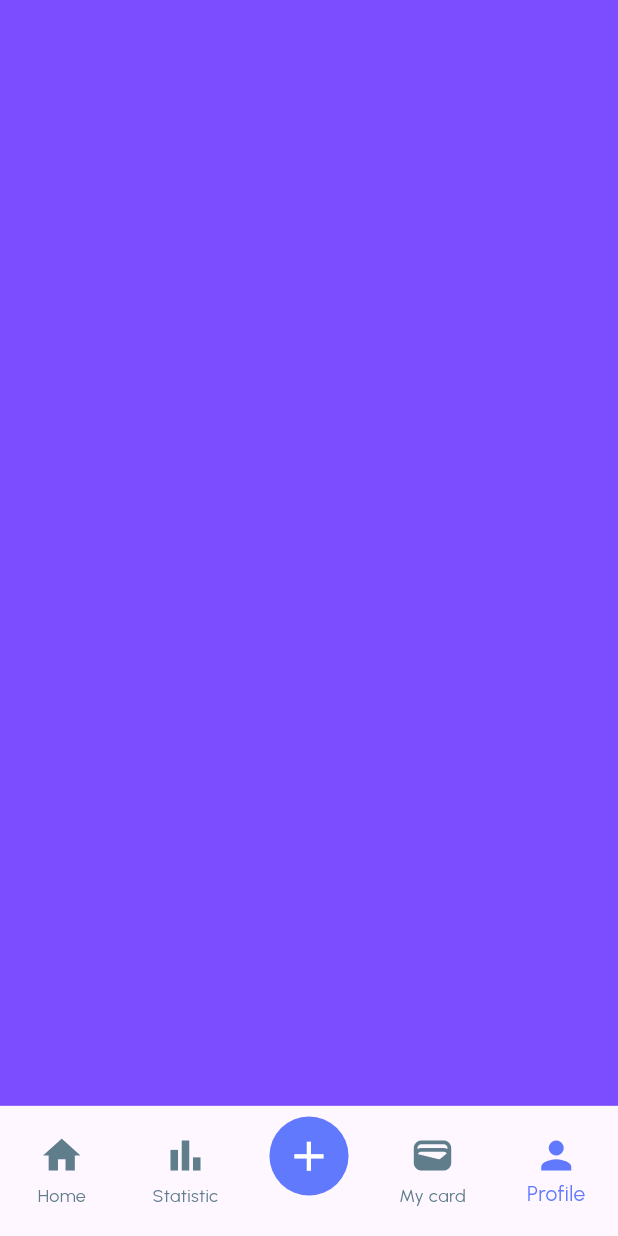
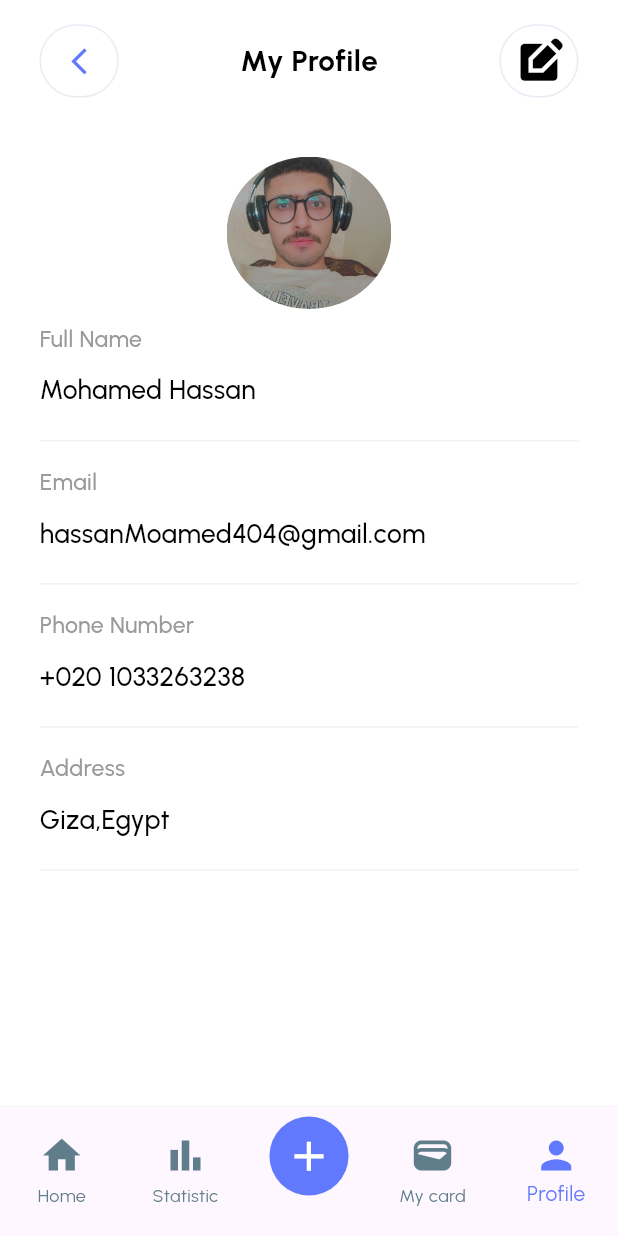
Before and after one commit to Moamed1010/finance_ui, a Flutter app: the MainScreen screen opened by its route, item 5 of the bottom bar chosen, on a phone screen of 412 x 824 dp. Run offline on Flutter 3.47's test engine with Material 3 defaults, Android fonts, the phone set to English and light mode, and no system bars; our stand-ins replace carousel_slider, dots_indicator, flutter_screenutil, flutter_svg, go_router, pin_code_fields.

Commit message:
feat: add profile screen and update routing for new features

```diff
--- a/lib/core/routing/app_routes.dart
+++ b/lib/core/routing/app_routes.dart
@@ -7,6 +7,6 @@ class AppRoutes {
   static const String passwordChangedScreen = '/passwordChangedScreen';
   static const String verifyOtpScreen = '/verifyOtpScreen';
   static const String mainScreen = '/mainScreen';
-  static const String cardScreen='/cardScreen';
-
+  static const String cardScreen = '/cardScreen';
+  static const String profileScreen = '/ProfileScreen';
 }
--- a/lib/core/routing/router_genration_config.dart
+++ b/lib/core/routing/router_genration_config.dart
@@ -1,4 +1,5 @@
 import 'package:financename/features/main/presentation/main_screen.dart';
+import 'package:financename/features/profile/presentation/profile_screen.dart';
 import 'package:go_router/go_router.dart';
 import '../../features/auth/presentation/screens/creat_new_password_screen.dart';
 import '../../features/auth/presentation/screens/forget_password_screen.dart';
@@ -59,6 +60,11 @@ class RouterGenrationConfig {
         name: AppRoutes.cardScreen,
         builder: (context, state) => const CardScreen(),
       ),
+      GoRoute(
+        path: AppRoutes.profileScreen,
+        name: AppRoutes.profileScreen,
+        builder: (context, state) => const ProfileScreen(),
+      ),
     ],
   );
 }
--- /dev/null
+++ b/lib/core/widgets/custom_app_bar.dart
@@ -0,0 +1,30 @@
+import 'package:flutter/widgets.dart';
+import 'package:flutter_screenutil/flutter_screenutil.dart';
+
+import '../../features/card/presentation/widgets/more_option_button.dart';
+import '../styling/app_styles.dart';
+import 'back_button_widget.dart';
+
+class CustomAppBar extends StatelessWidget {
+  const CustomAppBar({super.key, required this.title, required this.icon});
+  final String title;
+  final IconData icon;
+
+  @override
+  Widget build(BuildContext context) {
+    return Row(
+      mainAxisAlignment: MainAxisAlignment.spaceBetween,
+      children: [
+        BackButtonWidget(),
+        Text(
+          title,
+          style: AppStyles.black16w500Style.copyWith(
+            fontSize: 18.sp,
+            fontWeight: FontWeight.bold,
+          ),
+        ),
+        CustomAppBarrIcon(icon: icon),
+      ],
+    );
+  }
+}
--- a/lib/features/auth/presentation/screens/password_changed_screen.dart
+++ b/lib/features/auth/presentation/screens/password_changed_screen.dart
@@ -1,4 +1,3 @@
-
 import 'package:flutter/material.dart';
 import 'package:flutter_screenutil/flutter_screenutil.dart';
 import 'package:flutter_svg/svg.dart';
@@ -53,6 +52,13 @@ class PasswordChangedScreen extends StatelessWidget {
                     GoRouter.of(context).pushNamed(AppRoutes.loginScreen);
                   },
                 ),
+                const HeightSpace(10),
+                PrimaryButtonWidget(
+                  buttonText: 'Back to Welcome Page',
+                  onPressed: () {
+                    GoRouter.of(context).pushNamed(AppRoutes.onBoardingScreen);
+                  },
+                ),
               ],
             ),
           ),
--- a/lib/features/card/presentation/card_screen.dart
+++ b/lib/features/card/presentation/card_screen.dart
@@ -1,10 +1,9 @@
-import 'package:financename/core/styling/app_styles.dart';
 import 'package:financename/core/widgets/spacing_widget.dart';
 import 'package:flutter/material.dart';
 import 'package:flutter_screenutil/flutter_screenutil.dart';
-import '../../../core/widgets/back_button_widget.dart';
+import '../../../core/widgets/custom_app_bar.dart';
 import 'widgets/card_screen_list_view.dart';
-import 'widgets/more_option_button.dart';
+
 
 class CardScreen extends StatelessWidget {
   const CardScreen({super.key});
@@ -16,20 +15,7 @@ class CardScreen extends StatelessWidget {
       child: Column(
         children: [
           const HeightSpace(16),
-          Row(
-            mainAxisAlignment: MainAxisAlignment.spaceBetween,
-            children: [
-              BackButtonWidget(),
-              Text(
-                "All Cards",
-                style: AppStyles.black16w500Style.copyWith(
-                  fontSize: 18,
-                  fontWeight: FontWeight.bold,
-                ),
-              ),
-              MoreOptionButton(),
-            ],
-          ),
+          CustomAppBar(title: 'All Cards',icon: Icons.more_horiz,),
           const HeightSpace(24),
           CardScreenListView(),
         ],
--- a/lib/features/card/presentation/widgets/more_option_button.dart
+++ b/lib/features/card/presentation/widgets/more_option_button.dart
@@ -3,8 +3,9 @@ import 'package:flutter_screenutil/flutter_screenutil.dart';
 
 import '../../../../core/styling/app_colors.dart';
 
-class MoreOptionButton extends StatelessWidget {
-  const MoreOptionButton({super.key});
+class CustomAppBarrIcon extends StatelessWidget {
+  const CustomAppBarrIcon({super.key, required this.icon});
+  final IconData icon;
 
   @override
   Widget build(BuildContext context) {
@@ -19,11 +20,7 @@ class MoreOptionButton extends StatelessWidget {
       child: Center(
         child: IconButton(
           onPressed: () {},
-          icon: Icon(
-            Icons.more_horiz,
-            color: AppColors.blackColor,
-            size: 30.sp,
-          ),
+          icon: Icon(icon, color: AppColors.blackColor, size: 30.sp),
         ),
       ),
     );
--- a/lib/features/main/presentation/main_screen.dart
+++ b/lib/features/main/presentation/main_screen.dart
@@ -1,6 +1,7 @@
 import 'package:financename/core/styling/app_colors.dart';
 import 'package:financename/features/card/presentation/card_screen.dart';
 import 'package:financename/features/home/presentation/home_screen.dart';
+import 'package:financename/features/profile/presentation/profile_screen.dart';
 import 'package:flutter/material.dart';
 import 'package:flutter_screenutil/flutter_screenutil.dart';
 
@@ -27,11 +28,7 @@ class _MainScreenState extends State<MainScreen> {
       color: Colors.greenAccent,
     ),
     const CardScreen(),
-    Container(
-      width: double.infinity,
-      height: double.infinity,
-      color: Colors.deepPurpleAccent,
-    ),
+    const ProfileScreen(),
   ];
   @override
   Widget build(BuildContext context) {
--- /dev/null
+++ b/lib/features/profile/presentation/profile_screen.dart
@@ -0,0 +1,45 @@
+import 'package:financename/core/widgets/custom_app_bar.dart';
+import 'package:financename/core/widgets/spacing_widget.dart';
+import 'package:flutter/material.dart';
+import 'package:flutter_screenutil/flutter_screenutil.dart';
+
+import 'widgets/custom_profile_info_view.dart';
+import 'widgets/profile_image.dart';
+
+class ProfileScreen extends StatelessWidget {
+  const ProfileScreen({super.key});
+
+  @override
+  Widget build(BuildContext context) {
+    return Padding(
+      padding: EdgeInsets.symmetric(horizontal: 24.w),
+      child: Column(
+        mainAxisAlignment: MainAxisAlignment.start,
+        crossAxisAlignment: CrossAxisAlignment.start,
+        children: [
+          const HeightSpace(16),
+          CustomAppBar(title: "My Profile", icon: Icons.edit_square),
+          const HeightSpace(39),
+          Center(child: ProfileImage()),
+          const HeightSpace(9),
+          CustomProfileInformationView(
+            title: 'Full Name',
+            content: 'Mohamed Hassan',
+          ),
+          const HeightSpace(16),
+          CustomProfileInformationView(
+            title: 'Email',
+            content: 'hassanMoamed404@gmail.com',
+          ),
+          const HeightSpace(16),
+          CustomProfileInformationView(
+            title: 'Phone Number',
+            content: '+020 1033263238',
+          ),
+          const HeightSpace(16),
+          CustomProfileInformationView(title: 'Address', content: 'Giza,Egypt'),
+        ],
+      ),
+    );
+  }
+}
--- /dev/null
+++ b/lib/features/profile/presentation/widgets/custom_profile_info_view.dart
@@ -0,0 +1,38 @@
+import 'package:flutter/material.dart';
+import 'package:flutter_screenutil/flutter_screenutil.dart';
+
+import '../../../../core/styling/app_styles.dart';
+import '../../../../core/widgets/spacing_widget.dart';
+
+class CustomProfileInformationView extends StatelessWidget {
+  const CustomProfileInformationView({
+    super.key,
+    required this.title,
+    required this.content,
+  });
+  final String title;
+  final String content;
+
+  @override
+  Widget build(BuildContext context) {
+    return Container(
+      height: 78.h,
+      width: 337.w,
+      decoration: BoxDecoration(
+        border: Border(bottom: BorderSide(color: Color(0xffF2F2F5), width: 1)),
+      ),
+      child: Column(
+        mainAxisAlignment: MainAxisAlignment.start,
+        crossAxisAlignment: CrossAxisAlignment.start,
+        children: [
+          Text(
+            title,
+            style: AppStyles.gray12MediumStyle.copyWith(fontSize: 14.sp),
+          ),
+          const HeightSpace(10),
+          Text(content, style: AppStyles.black16w500Style),
+        ],
+      ),
+    );
+  }
+}
--- /dev/null
+++ b/lib/features/profile/presentation/widgets/profile_image.dart
@@ -0,0 +1,20 @@
+import 'package:flutter/material.dart';
+import 'package:flutter_screenutil/flutter_screenutil.dart';
+
+import '../../../../core/styling/app_assets.dart';
+
+class ProfileImage extends StatelessWidget {
+  const ProfileImage({super.key});
+
+  @override
+  Widget build(BuildContext context) {
+    return ClipOval(
+      child: Image.asset(
+        fit: BoxFit.cover,
+        AppAssets.profile,
+        width: 100.w,
+        height: 100.h,
+      ),
+    );
+  }
+}
```
